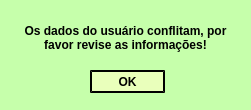
Qt form erro.ui (Leonardogotz/Sistema_de_Cadastro) before a commit.
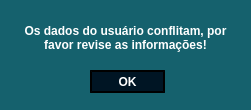
The same form after that commit.

Commit message:
ajuste de interface
realizei ajuste nas cores da estetica da interface

What changed in the file:
```diff
--- a/erro.ui
+++ b/erro.ui
@@ -14,8 +14,7 @@
    <string>Dialog</string>
   </property>
   <property name="styleSheet">
-   <string notr="true">
-background-color: rgb(198, 255, 171);</string>
+   <string notr="true">background-color: rgb(21, 97, 109);</string>
   </property>
   <widget class="QTextBrowser" name="textBrowser">
    <property name="geometry">
@@ -29,8 +28,13 @@
    <property name="font">
     <font>
      <pointsize>11</pointsize>
+     <weight>75</weight>
+     <bold>true</bold>
     </font>
    </property>
+   <property name="styleSheet">
+    <string notr="true">color: rgb(255, 255, 255);</string>
+   </property>
    <property name="frameShape">
     <enum>QFrame::NoFrame</enum>
    </property>
@@ -38,8 +42,8 @@
     <string>&lt;!DOCTYPE HTML PUBLIC &quot;-//W3C//DTD HTML 4.0//EN&quot; &quot;http://www.w3.org/TR/REC-html40/strict.dtd&quot;&gt;
 &lt;html&gt;&lt;head&gt;&lt;meta name=&quot;qrichtext&quot; content=&quot;1&quot; /&gt;&lt;style type=&quot;text/css&quot;&gt;
 p, li { white-space: pre-wrap; }
-&lt;/style&gt;&lt;/head&gt;&lt;body style=&quot; font-family:'MS Shell Dlg 2'; font-size:11pt; font-weight:400; font-style:normal;&quot;&gt;
-&lt;p align=&quot;center&quot; style=&quot; margin-top:0px; margin-bottom:0px; margin-left:0px; margin-right:0px; -qt-block-indent:0; text-indent:0px;&quot;&gt;&lt;span style=&quot; font-size:9pt; font-weight:600;&quot;&gt;Os dados do usuário conflitam, por favor revise as informações!&lt;/span&gt;&lt;/p&gt;&lt;/body&gt;&lt;/html&gt;</string>
+&lt;/style&gt;&lt;/head&gt;&lt;body style=&quot; font-family:'MS Shell Dlg 2'; font-size:11pt; font-weight:600; font-style:normal;&quot;&gt;
+&lt;p align=&quot;center&quot; style=&quot; margin-top:0px; margin-bottom:0px; margin-left:0px; margin-right:0px; -qt-block-indent:0; text-indent:0px;&quot;&gt;&lt;span style=&quot; font-size:9pt;&quot;&gt;Os dados do usuário conflitam, por favor revise as informações!&lt;/span&gt;&lt;/p&gt;&lt;/body&gt;&lt;/html&gt;</string>
    </property>
   </widget>
   <widget class="QPushButton" name="pushButton">
@@ -62,7 +66,8 @@
 border-color: rgb(0, 0, 0);
 border-style: outset;
 border-width: 2px;
-background-color: rgb(233, 255, 187);</string>
+background-color: rgb(0, 21, 36);
+color: rgb(255, 255, 255);</string>
    </property>
    <property name="text">
     <string>OK</string>
```
The commit also changes 2 other files.
